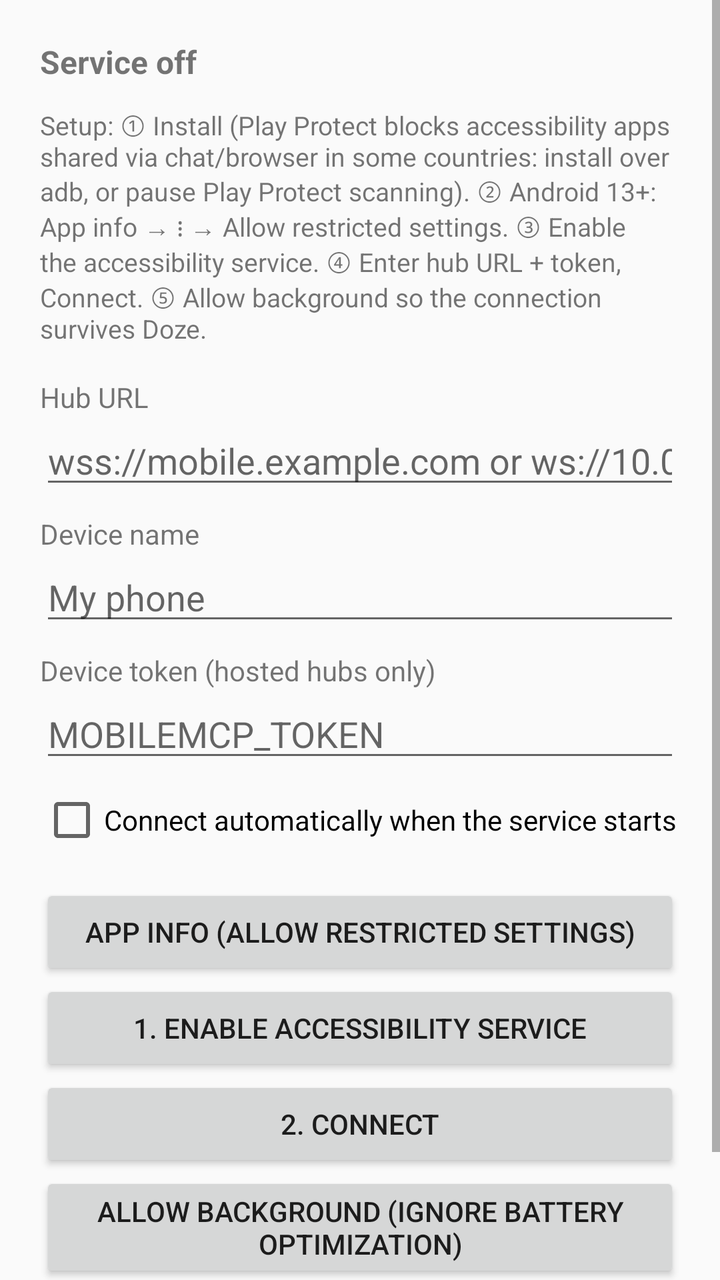
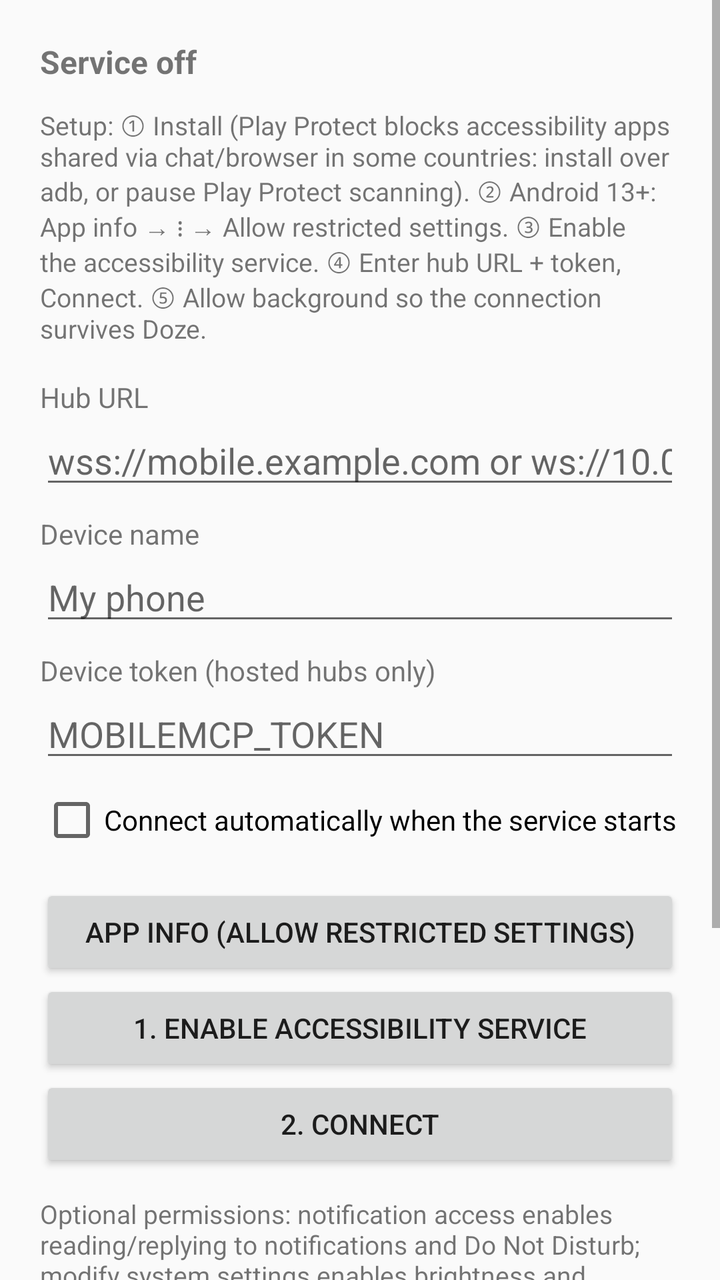

An Android layout rendered at two revisions. The XML below is the earlier revision; the diff shows what the commit changed to produce the second picture.
<!-- AndroidManifest.xml: application theme Theme.MobileMCP -->
<!-- res/layout/activity_main.xml -->
<?xml version="1.0" encoding="utf-8"?>
<ScrollView xmlns:android="http://schemas.android.com/apk/res/android"
    android:layout_width="match_parent" android:layout_height="match_parent" android:fitsSystemWindows="true">
    <LinearLayout android:layout_width="match_parent" android:layout_height="wrap_content"
        android:orientation="vertical" android:padding="20dp">

        <TextView android:id="@+id/status" android:layout_width="match_parent" android:layout_height="wrap_content"
            android:textSize="16sp" android:textStyle="bold" android:text="Service off" />

        <TextView android:layout_width="match_parent" android:layout_height="wrap_content" android:layout_marginTop="12dp" android:textSize="13sp"
            android:text="Setup: ① Install (Play Protect blocks accessibility apps shared via chat/browser in some countries: install over adb, or pause Play Protect scanning). ② Android 13+: App info → ⋮ → Allow restricted settings. ③ Enable the accessibility service. ④ Enter hub URL + token, Connect. ⑤ Allow background so the connection survives Doze." />

        <TextView android:layout_width="match_parent" android:layout_height="wrap_content" android:layout_marginTop="16dp" android:text="Hub URL" />
        <EditText android:id="@+id/hubUrl" android:layout_width="match_parent" android:layout_height="wrap_content"
            android:hint="wss://mobile.example.com or ws://10.0.2.2:17692" android:inputType="textUri" android:importantForAutofill="no" />

        <TextView android:layout_width="match_parent" android:layout_height="wrap_content" android:layout_marginTop="8dp" android:text="Device name" />
        <EditText android:id="@+id/deviceName" android:layout_width="match_parent" android:layout_height="wrap_content"
            android:hint="My phone" android:inputType="text" android:importantForAutofill="no" />

        <TextView android:layout_width="match_parent" android:layout_height="wrap_content" android:layout_marginTop="8dp" android:text="Device token (hosted hubs only)" />
        <EditText android:id="@+id/token" android:layout_width="match_parent" android:layout_height="wrap_content"
            android:hint="MOBILEMCP_TOKEN" android:inputType="textPassword" android:importantForAutofill="no" />

        <CheckBox android:id="@+id/autoConnect" android:layout_width="match_parent" android:layout_height="wrap_content"
            android:layout_marginTop="8dp" android:text="Connect automatically when the service starts" />

        <Button android:id="@+id/appInfo" android:layout_width="match_parent" android:layout_height="wrap_content"
            android:layout_marginTop="16dp" android:text="App info (allow restricted settings)" />
        <Button android:id="@+id/enableService" android:layout_width="match_parent" android:layout_height="wrap_content"
            android:text="1. Enable accessibility service" />
        <Button android:id="@+id/connect" android:layout_width="match_parent" android:layout_height="wrap_content"
            android:text="2. Connect" />
        <Button android:id="@+id/battery" android:layout_width="match_parent" android:layout_height="wrap_content"
            android:text="Allow background (ignore battery optimization)" />

        <TextView android:layout_width="match_parent" android:layout_height="wrap_content" android:layout_marginTop="16dp" android:text="Log" android:textStyle="bold" />
        <TextView android:id="@+id/log" android:layout_width="match_parent" android:layout_height="wrap_content"
            android:fontFamily="monospace" android:textSize="11sp" android:textIsSelectable="true" />
    </LinearLayout>
</ScrollView>
<!-- resources referenced by this layout -->
<resources>
  <style name="Theme.MobileMCP" parent="Theme.AppCompat.DayNight" />
</resources>

<!-- the commit's change to res/layout/activity_main.xml (unified diff, before → after) -->
@@ -31,6 +31,10 @@
             android:text="1. Enable accessibility service" />
         <Button android:id="@+id/connect" android:layout_width="match_parent" android:layout_height="wrap_content"
             android:text="2. Connect" />
+        <TextView android:layout_width="match_parent" android:layout_height="wrap_content" android:layout_marginTop="12dp" android:textSize="13sp"
+            android:text="Optional permissions: notification access enables reading/replying to notifications and Do Not Disturb; modify system settings enables brightness and rotation." />
+        <Button android:id="@+id/notificationAccess" android:layout_width="match_parent" android:layout_height="wrap_content" android:text="Notification access" />
+        <Button android:id="@+id/writeSettings" android:layout_width="match_parent" android:layout_height="wrap_content" android:text="Modify system settings" />
         <Button android:id="@+id/battery" android:layout_width="match_parent" android:layout_height="wrap_content"
             android:text="Allow background (ignore battery optimization)" />
 
